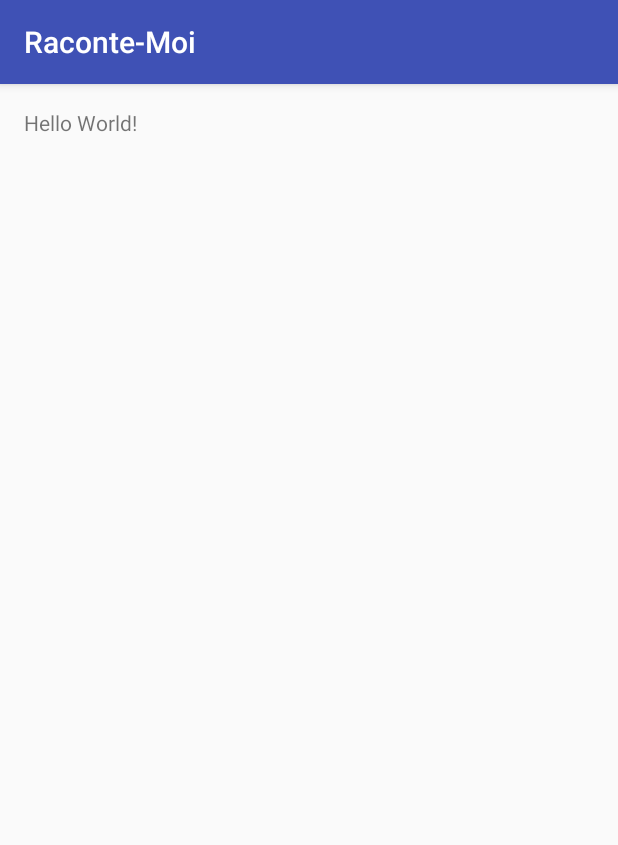
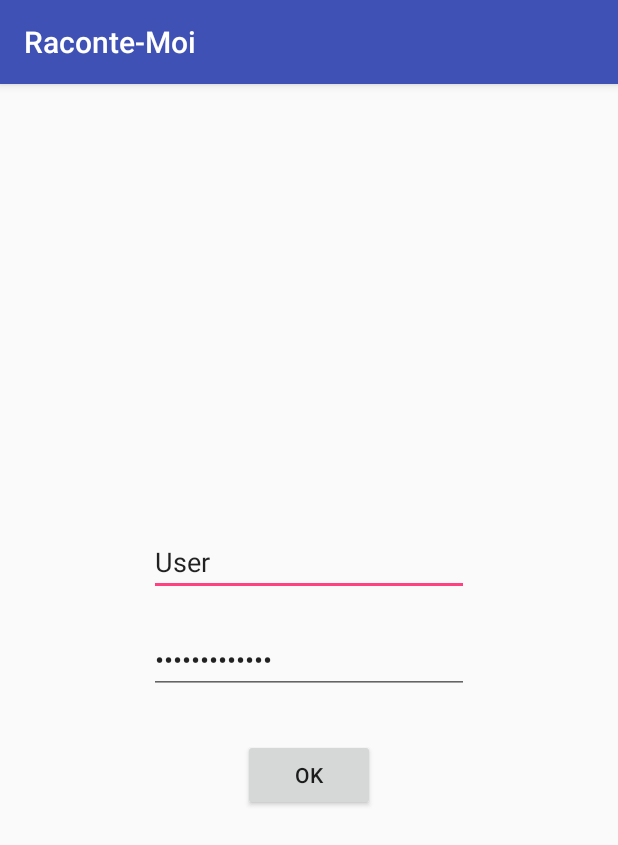
Before and after one commit to nadiamas/Raconte-Moi, an Android app: the screen it shows after launch (MainActivity), on a phone screen of 412 x 824 dp. Shown: the top 845 px of the screen. Run offline under Robolectric (Android 15) with nearby library versions, the phone set to English and light mode, and no system bars.

Commit message:
authentification module IHM

```diff
--- a/app/src/main/res/layout/activity_main.xml
+++ b/app/src/main/res/layout/activity_main.xml
@@ -10,8 +10,34 @@
     android:paddingTop="@dimen/activity_vertical_margin"
     tools:context="com.example.nadia.raconte_moi.MainActivity">
 
-    <TextView
+    <EditText
         android:layout_width="wrap_content"
         android:layout_height="wrap_content"
-        android:text="Hello World!" />
+        android:inputType="textPersonName"
+        android:text="User"
+        android:ems="10"
+        android:layout_above="@+id/psw"
+        android:layout_alignEnd="@+id/psw"
+        android:layout_marginBottom="20dp"
+        android:id="@+id/user" />
+
+    <Button
+        android:text="Ok"
+        android:layout_width="wrap_content"
+        android:layout_height="wrap_content"
+        android:id="@+id/ok"
+        android:layout_below="@+id/psw"
+        android:layout_centerHorizontal="true"
+        android:layout_marginTop="30dp" />
+
+    <EditText
+        android:layout_width="wrap_content"
+        android:layout_height="wrap_content"
+        android:inputType="textPassword"
+        android:ems="10"
+        android:id="@+id/psw"
+        android:layout_centerVertical="true"
+        android:layout_centerHorizontal="true"
+        android:text="Your passowrd" />
+
 </RelativeLayout>
```
